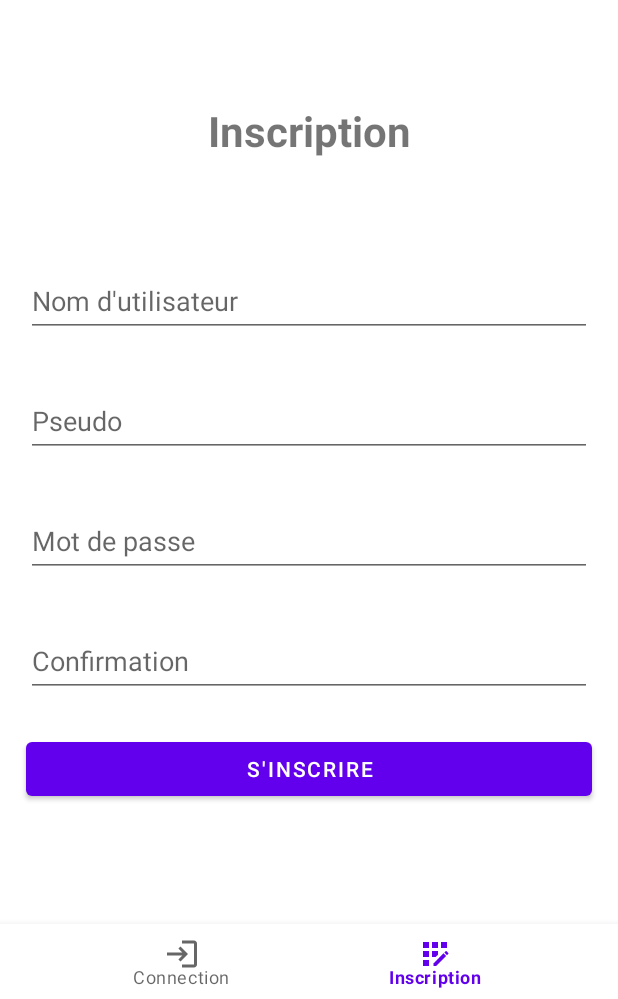
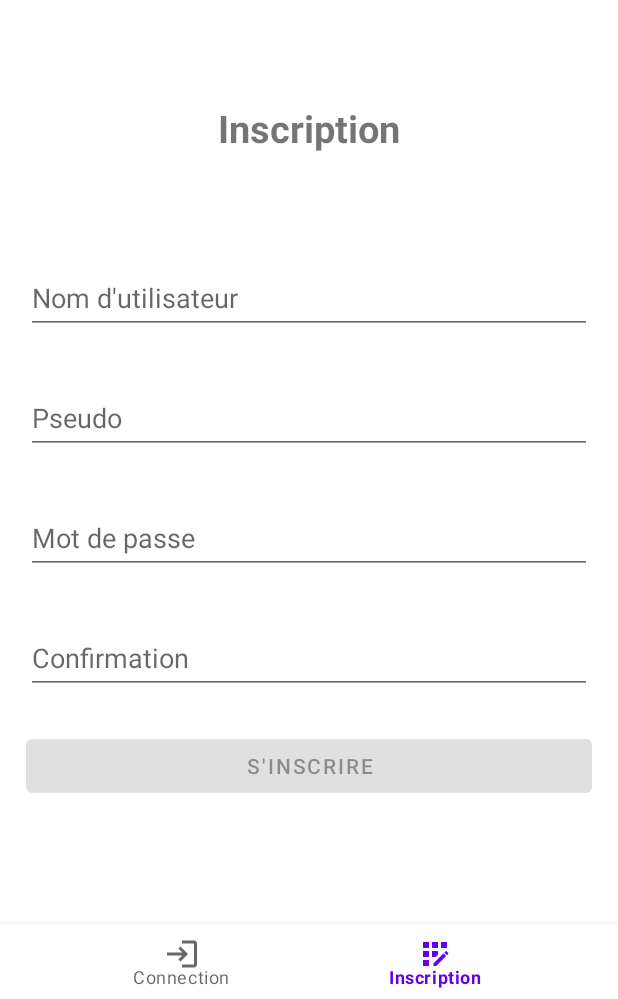
Before and after one commit to alexlabuz/picturehere_app, an Android app: the screen it shows after launch (LoginActivity), item 2 of the bottom bar chosen, on a phone screen of 412 x 824 dp, the part 237-1236 px from its top. Run offline under Robolectric (Android 15) with nearby library versions, the phone set to English and light mode, and no system bars.

Commit message:
Ajout de l'inscription

```diff
--- a/app/src/main/java/com/example/picture_here_app/activity/WebServiceInterface.kt
+++ b/app/src/main/java/com/example/picture_here_app/activity/WebServiceInterface.kt
@@ -2,6 +2,7 @@ package com.example.picture_here_app.activity
 
 import com.example.picture_here_app.activity.entity.login.Token
 import com.example.picture_here_app.activity.entity.login.UserLogin
+import com.example.picture_here_app.activity.entity.register.UserRegister
 import retrofit2.Call
 import retrofit2.http.Body
 import retrofit2.http.POST
@@ -10,4 +11,7 @@ interface WebServiceInterface {
     @POST("api/user/login")
     fun login(@Body userLogin: UserLogin) : Call<Token>
 
+    @POST("api/user/register")
+    fun register(@Body userLogin: UserRegister) : Call<Any>
+
 }
--- a/app/src/main/java/com/example/picture_here_app/activity/activity/LoginActivity.kt
+++ b/app/src/main/java/com/example/picture_here_app/activity/activity/LoginActivity.kt
@@ -1,5 +1,7 @@
 package com.example.picture_here_app.activity.activity
 
+import android.content.Context
+import android.content.SharedPreferences
 import androidx.appcompat.app.AppCompatActivity
 import android.os.Bundle
 import android.view.MenuItem
@@ -12,12 +14,14 @@ import com.google.android.material.bottomnavigation.BottomNavigationView
 
 class LoginActivity : AppCompatActivity(), BottomNavigationView.OnNavigationItemSelectedListener {
     private lateinit var binding: ActivityLoginBinding
+    lateinit var preference : SharedPreferences
     val loginFragment = LoginFragment()
     val registerFragment = RegisterFragment()
 
     override fun onCreate(savedInstanceState: Bundle?) {
         super.onCreate(savedInstanceState)
         binding = ActivityLoginBinding.inflate(layoutInflater)
+        preference = getSharedPreferences(getString(R.string.preference_app), Context.MODE_PRIVATE)
 
         binding.bottomNavigationView.setOnNavigationItemSelectedListener(this)
 
--- a/app/src/main/res/layout/fragment_login.xml
+++ b/app/src/main/res/layout/fragment_login.xml
@@ -1,7 +1,6 @@
 <?xml version="1.0" encoding="utf-8"?>
 <androidx.constraintlayout.widget.ConstraintLayout xmlns:android="http://schemas.android.com/apk/res/android"
     xmlns:app="http://schemas.android.com/apk/res-auto"
-    xmlns:tools="http://schemas.android.com/tools"
     android:layout_width="match_parent"
     android:layout_height="match_parent">
 
@@ -74,6 +73,8 @@
             android:id="@+id/text_login_indication"
             android:layout_width="wrap_content"
             android:layout_height="wrap_content"
+            android:textColor="@color/danger"
+            android:textStyle="bold"
             android:text="TextView"
             android:visibility="gone"
             app:layout_constraintBottom_toTopOf="@+id/btn_login"
--- a/app/src/main/res/layout/fragment_register.xml
+++ b/app/src/main/res/layout/fragment_register.xml
@@ -1,13 +1,12 @@
 <?xml version="1.0" encoding="utf-8"?>
 <androidx.constraintlayout.widget.ConstraintLayout xmlns:android="http://schemas.android.com/apk/res/android"
     xmlns:app="http://schemas.android.com/apk/res-auto"
-    xmlns:tools="http://schemas.android.com/tools"
     android:layout_width="match_parent"
     android:layout_height="match_parent">
 
     <TextView
         android:id="@+id/textView4"
-        style="@style/TextH1"
+        style="@style/TextH2"
         android:layout_width="wrap_content"
         android:layout_height="wrap_content"
         android:layout_marginTop="68dp"
@@ -76,7 +75,7 @@
             app:layout_constraintTop_toBottomOf="@+id/edit_register_pseudo" />
 
         <EditText
-            android:id="@+id/edit_text_password_confirm"
+            android:id="@+id/edit_register_password_confirm"
             android:layout_width="0dp"
             android:layout_height="wrap_content"
             android:layout_marginStart="16dp"
@@ -99,20 +98,23 @@
             android:layout_marginStart="16dp"
             android:layout_marginEnd="16dp"
             android:text="S'inscrire"
+            android:enabled="false"
             app:layout_constraintBottom_toBottomOf="parent"
             app:layout_constraintEnd_toEndOf="parent"
             app:layout_constraintStart_toStartOf="parent"
-            app:layout_constraintTop_toBottomOf="@+id/edit_text_password_confirm" />
+            app:layout_constraintTop_toBottomOf="@+id/edit_register_password_confirm" />
 
         <TextView
             android:id="@+id/text_register_indication"
             android:layout_width="wrap_content"
             android:layout_height="wrap_content"
+            android:textColor="@color/danger"
+            android:textStyle="bold"
             android:text="TextView"
             android:visibility="gone"
             app:layout_constraintBottom_toTopOf="@+id/btn_register"
             app:layout_constraintEnd_toEndOf="parent"
             app:layout_constraintStart_toStartOf="parent"
-            app:layout_constraintTop_toBottomOf="@+id/edit_text_password_confirm" />
+            app:layout_constraintTop_toBottomOf="@+id/edit_register_password_confirm" />
     </androidx.constraintlayout.widget.ConstraintLayout>
 </androidx.constraintlayout.widget.ConstraintLayout>
--- a/app/src/main/res/values/colors.xml
+++ b/app/src/main/res/values/colors.xml
@@ -7,4 +7,6 @@
     <color name="teal_700">#FF018786</color>
     <color name="black">#FF000000</color>
     <color name="white">#FFFFFFFF</color>
+
+    <color name="danger">#fa5858</color>
 </resources>
--- a/app/src/main/res/values/strings.xml
+++ b/app/src/main/res/values/strings.xml
@@ -1,3 +1,5 @@
 <resources>
     <string name="app_name">PictureHere</string>
+    <string name="preference_app">preference_app</string>
+    <string name="token">token</string>
 </resources>
```
Also changed, not shown: app/src/main/java/com/example/picture_here_app/activity/entity/register/UserRegister.kt (added, +7 -0 lines), app/src/main/java/com/example/picture_here_app/activity/fragment/LoginFragment.kt (+27 -2 lines), app/src/main/java/com/example/picture_here_app/activity/fragment/RegisterFragment.kt (+63 -0 lines).
